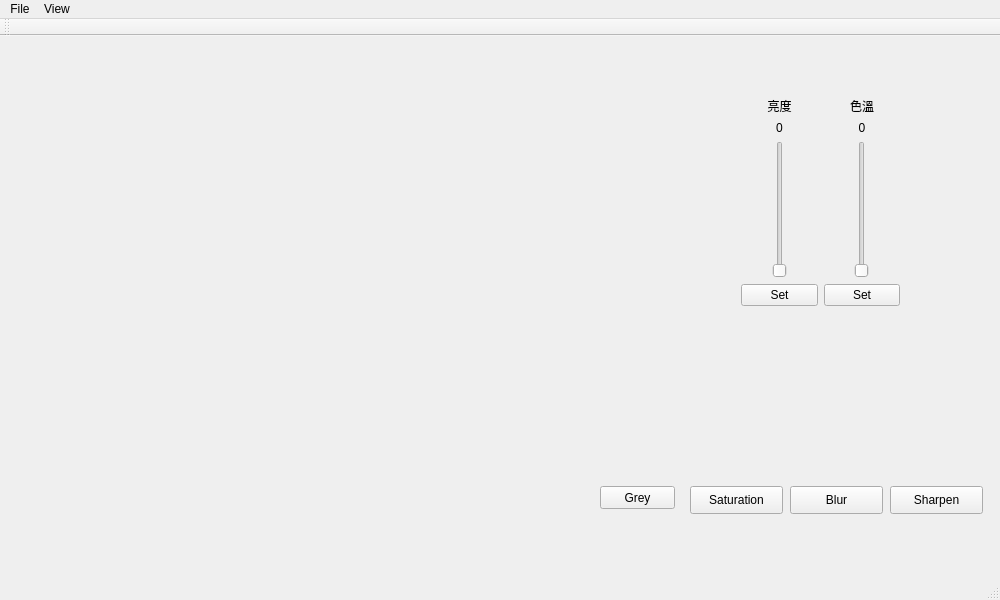
This is mainwindow.ui in WesleyCh3n/Photo-Editor as Qt 5 draws it before an edit. The edited form follows.
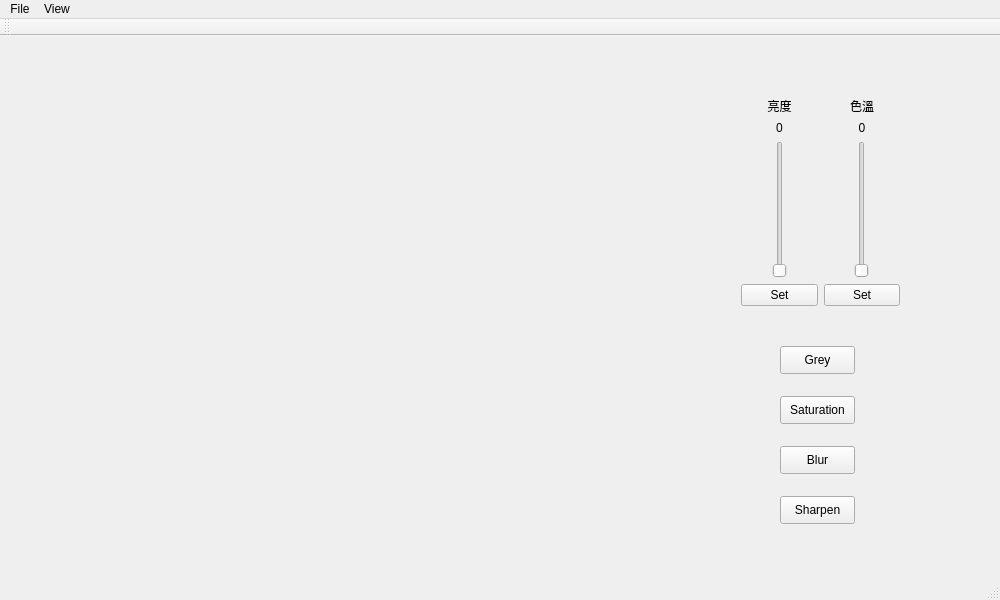
This is the edited form.

What changed in the file:
```diff
--- a/mainwindow.ui
+++ b/mainwindow.ui
@@ -30,10 +30,10 @@
    <widget class="QPushButton" name="greybtn">
     <property name="geometry">
      <rect>
-      <x>600</x>
-      <y>450</y>
+      <x>780</x>
+      <y>310</y>
       <width>75</width>
-      <height>23</height>
+      <height>28</height>
      </rect>
     </property>
     <property name="text">
@@ -169,9 +169,9 @@
    <widget class="QPushButton" name="saturation_btn">
     <property name="geometry">
      <rect>
-      <x>690</x>
-      <y>450</y>
-      <width>93</width>
+      <x>780</x>
+      <y>360</y>
+      <width>75</width>
       <height>28</height>
      </rect>
     </property>
@@ -182,9 +182,9 @@
    <widget class="QPushButton" name="blur">
     <property name="geometry">
      <rect>
-      <x>790</x>
-      <y>450</y>
-      <width>93</width>
+      <x>780</x>
+      <y>410</y>
+      <width>75</width>
       <height>28</height>
      </rect>
     </property>
@@ -195,9 +195,9 @@
    <widget class="QPushButton" name="Sharpen">
     <property name="geometry">
      <rect>
-      <x>890</x>
-      <y>450</y>
-      <width>93</width>
+      <x>780</x>
+      <y>460</y>
+      <width>75</width>
       <height>28</height>
      </rect>
     </property>
```
